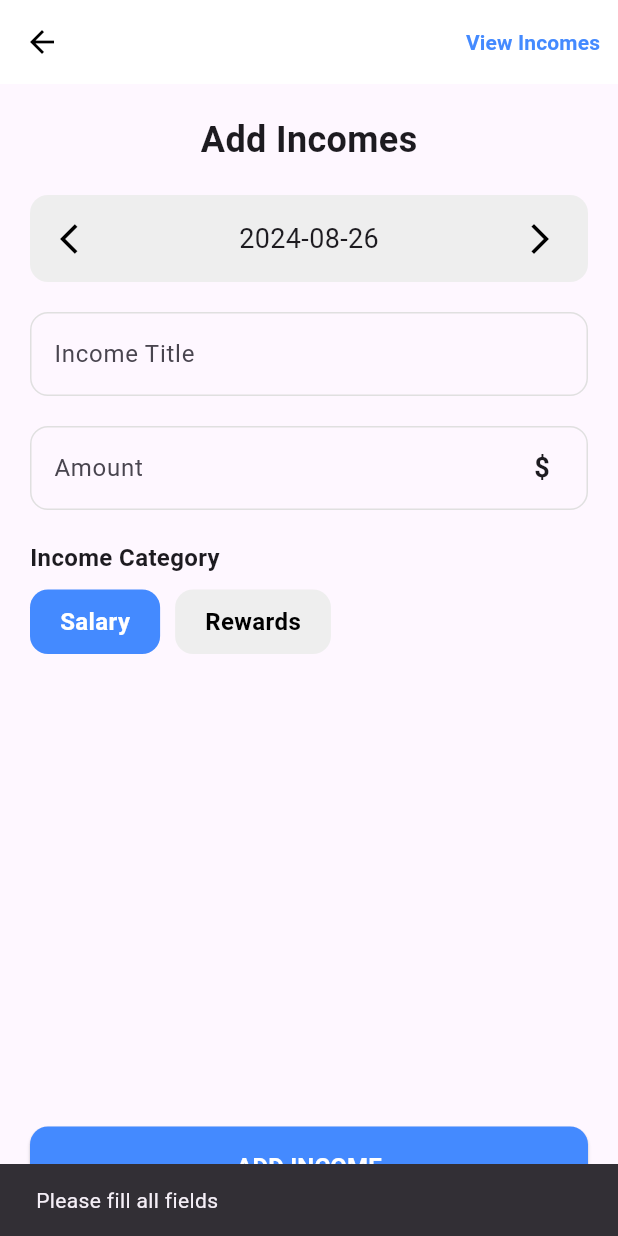
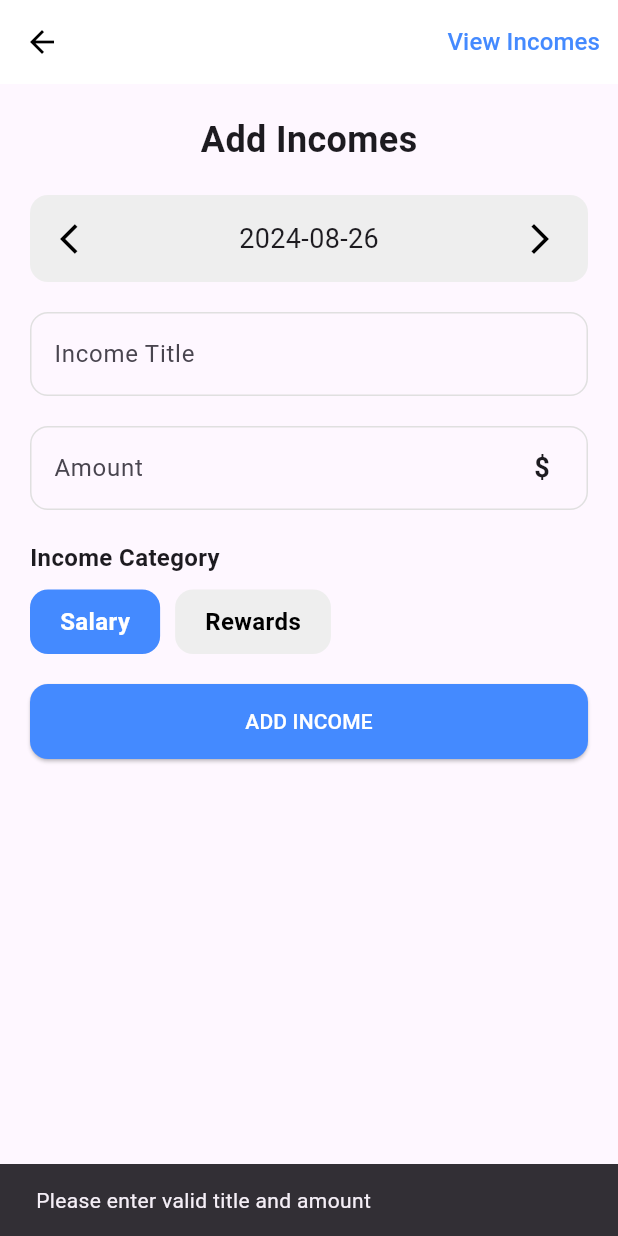
Before and after one commit to ahita1/finance_tracker, a Flutter app: the AddIncomeScreen screen opened by its route, after a tap on "ADD INCOME", on a phone screen of 412 x 824 dp. Run offline on Flutter 3.47's test engine with Material 3 defaults, Android fonts, the phone set to English and light mode, and no system bars; our stand-ins replace sqflite, sqflite_common_ffi; accounts and stored records are empty; network calls fail.

Commit message:
some UI edit

```diff
--- /dev/null
+++ b/devtools_options.yaml
@@ -0,0 +1,3 @@
+description: This file stores settings for Dart & Flutter DevTools.
+documentation: https://docs.flutter.dev/tools/devtools/extensions#configure-extension-enablement-states
+extensions:
--- a/lib/main.dart
+++ b/lib/main.dart
@@ -2,12 +2,14 @@ import 'package:finance_tracker/screens/expense_list_screen.dart';
 import 'package:finance_tracker/services/db_helper.dart';
 import 'package:flutter/material.dart';
 import 'package:provider/provider.dart';
+import 'package:sqflite/sqflite.dart';
 import 'package:sqflite_common_ffi/sqflite_ffi.dart';
 import 'dart:io' show Platform;
 import 'providers/finance_provider.dart';
 import 'screens/income_screen.dart';
 import 'screens/expense_screen.dart';
 import 'screens/home_screen.dart';
+
 
 void main() async {
   // Ensure that the Flutter framework is initialized
@@ -23,12 +25,12 @@ void main() async {
   final dbHelper = DatabaseHelper();
 
   // Optionally delete the existing database (for development/debugging purposes)
+  // Uncomment if you need to delete the database on mobile platforms
   // if (Platform.isAndroid || Platform.isIOS) {
-  //   // Avoid deleting the database on mobile platforms
   //   await dbHelper.deleteDatabase();
   // }
 
-  // Recreate the database
+  // Ensure the database is initialized
   await dbHelper.database;
 
   // Run the app
--- a/lib/screens/expense_screen.dart
+++ b/lib/screens/expense_screen.dart
@@ -109,7 +109,8 @@ class _AddExpenseScreenState extends State<AddExpenseScreen> {
         ),
       ],
     ),
-      body: Padding(
+    body: SingleChildScrollView(
+      child: Padding(
         padding: const EdgeInsets.all(20.0),
         child: Column(
           crossAxisAlignment: CrossAxisAlignment.start,
@@ -207,7 +208,7 @@ class _AddExpenseScreenState extends State<AddExpenseScreen> {
                 _buildCategoryButton('Grocery'),
               ],
             ),
-            Spacer(),
+            SizedBox(height: 20),
             Center(
               child: SizedBox(
                 width: double.infinity,
@@ -230,6 +231,7 @@ class _AddExpenseScreenState extends State<AddExpenseScreen> {
               ),
             ),
           ],
+        ),
       ),
     ),
   );
--- a/lib/screens/income_screen.dart
+++ b/lib/screens/income_screen.dart
@@ -1,7 +1,7 @@
 import 'package:flutter/material.dart';
 import 'package:provider/provider.dart';
 import 'package:finance_tracker/providers/finance_provider.dart';
-import 'try.dart'; // Import the try.dart file
+import 'try.dart'; // Adjust import if needed
 
 class AddIncomeScreen extends StatefulWidget {
   @override
@@ -13,6 +13,13 @@ class _AddIncomeScreenState extends State<AddIncomeScreen> {
   final TextEditingController _amountController = TextEditingController();
   DateTime _selectedDate = DateTime.now();
   String _selectedCategory = 'Salary';
+
+  @override
+  void dispose() {
+    _titleController.dispose();
+    _amountController.dispose();
+    super.dispose();
+  }
 
   void _selectDate(BuildContext context) async {
     final DateTime? picked = await showDatePicker(
@@ -28,6 +35,40 @@ class _AddIncomeScreenState extends State<AddIncomeScreen> {
     }
   }
 
+  void _addIncome() async {
+    final String title = _titleController.text;
+    final double amount = double.tryParse(_amountController.text) ?? 0.0;
+    final DateTime date = _selectedDate;
+
+    if (title.isEmpty || amount <= 0) {
+      ScaffoldMessenger.of(context).showSnackBar(
+        SnackBar(content: Text('Please enter valid title and amount')),
+      );
+      return;
+    }
+
+    try {
+      final financeProvider =
+          Provider.of<FinanceProvider>(context, listen: false);
+      await financeProvider.addIncome(title, amount, date, _selectedCategory);
+
+      ScaffoldMessenger.of(context).showSnackBar(
+        SnackBar(content: Text('Income added successfully')),
+      );
+
+      _titleController.clear();
+      _amountController.clear();
+      setState(() {
+        _selectedDate = DateTime.now();
+        _selectedCategory = 'Salary';
+      });
+    } catch (e) {
+      ScaffoldMessenger.of(context).showSnackBar(
+        SnackBar(content: Text('Failed to add income')),
+      );
+    }
+  }
+
   @override
   Widget build(BuildContext context) {
     return Scaffold(
@@ -36,24 +77,27 @@ class _AddIncomeScreenState extends State<AddIncomeScreen> {
         elevation: 0,
         leading: IconButton(
           icon: Icon(Icons.arrow_back, color: Colors.black),
-          onPressed: () => Navigator.of(context).pushReplacementNamed('/'), // Navigate to homepage
+          onPressed: () {
+            Navigator.pushReplacementNamed(context, '/'); // Navigate to homepage
+          },
         ),
         actions: [
           TextButton(
             onPressed: () {
               Navigator.push(
                 context,
-                MaterialPageRoute(builder: (context) => IncomeListScreen()), // Navigate to try.dart screen
+                MaterialPageRoute(builder: (context) => IncomeListScreen()),
               );
             },
             child: Text(
               'View Incomes',
-              style: TextStyle(color: Colors.blueAccent, fontWeight: FontWeight.bold),
+              style: TextStyle(color: Colors.blueAccent, fontSize: 16.0),
             ),
           ),
         ],
       ),
-      body: Padding(
+      body: SingleChildScrollView(
+        child: Padding(
           padding: const EdgeInsets.all(20.0),
           child: Column(
             crossAxisAlignment: CrossAxisAlignment.start,
@@ -68,7 +112,6 @@ class _AddIncomeScreenState extends State<AddIncomeScreen> {
                 ),
               ),
               SizedBox(height: 20),
-            // Updated Date Picker Design
               GestureDetector(
                 onTap: () => _selectDate(context),
                 child: Container(
@@ -91,7 +134,6 @@ class _AddIncomeScreenState extends State<AddIncomeScreen> {
                 ),
               ),
               SizedBox(height: 20),
-            // Income Title Input
               TextField(
                 controller: _titleController,
                 decoration: InputDecoration(
@@ -110,7 +152,6 @@ class _AddIncomeScreenState extends State<AddIncomeScreen> {
                 ),
               ),
               SizedBox(height: 20),
-            // Amount Input
               TextField(
                 controller: _amountController,
                 keyboardType: TextInputType.number,
@@ -131,14 +172,15 @@ class _AddIncomeScreenState extends State<AddIncomeScreen> {
                     padding: const EdgeInsets.all(12.0),
                     child: Text(
                       '\$',
-                    style: TextStyle(fontSize: 18.0, fontWeight: FontWeight.bold),
+                      style: TextStyle(
+                        fontSize: 18.0,
+                        fontWeight: FontWeight.bold,
                       ),
                     ),
                   ),
-
+                ),
               ),
               SizedBox(height: 20),
-            // Income Category
               Text(
                 'Income Category',
                 style: TextStyle(fontSize: 16.0, fontWeight: FontWeight.bold),
@@ -152,58 +194,16 @@ class _AddIncomeScreenState extends State<AddIncomeScreen> {
                   // Add more categories if needed
                 ],
               ),
-            Spacer(),
-            // Add Income Button
+              SizedBox(height: 20),
               Center(
                 child: SizedBox(
                   width: double.infinity,
                   child: ElevatedButton(
-                  onPressed: () async {
-                    if (_titleController.text.isNotEmpty &&
-                        _amountController.text.isNotEmpty) {
-                      double amount = double.parse(_amountController.text);
-
-                      try {
-                        await Provider.of<FinanceProvider>(context, listen: false).addIncome(
-                          _titleController.text,
-                          amount,
-                          _selectedDate,
-                          _selectedCategory,
-                        );
-
-                        // Show success message
-                        ScaffoldMessenger.of(context).showSnackBar(
-                          SnackBar(
-                            content: Text('Income added successfully!'),
-                            backgroundColor: Colors.green,
-                          ),
-                        );
-
-                        // Clear the fields
-                        _titleController.clear();
-                        _amountController.clear();
-                      } catch (error) {
-                        // Handle error if needed
-                        ScaffoldMessenger.of(context).showSnackBar(
-                          SnackBar(
-                            content: Text('An error occurred. Please try again.'),
-                            backgroundColor: Colors.red,
-                          ),
-                        );
-                      }
-                    } else {
-                      // Show an error message if fields are empty
-                      ScaffoldMessenger.of(context).showSnackBar(
-                        SnackBar(content: Text('Please fill all fields')),
-                      );
-                    }
-                  },
+                    onPressed: _addIncome,
                     child: Text(
                       'ADD INCOME',
                       style: TextStyle(
-                      color: Colors.white, // This sets the text color to white
-                      fontSize: 16.0,
-                      fontWeight: FontWeight.bold,
+                        color: Colors.white, // Set text color to white
                       ),
                     ),
                     style: ElevatedButton.styleFrom(
@@ -217,6 +217,7 @@ class _AddIncomeScreenState extends State<AddIncomeScreen> {
                 ),
               ),
             ],
+          ),
         ),
       ),
     );
```
Also changed, not shown: lib/providers/finance_provider.dart (+16 -1 lines), lib/services/db_helper.dart (+6 -2 lines). Lines whose indentation alone changed are shown as unchanged.
